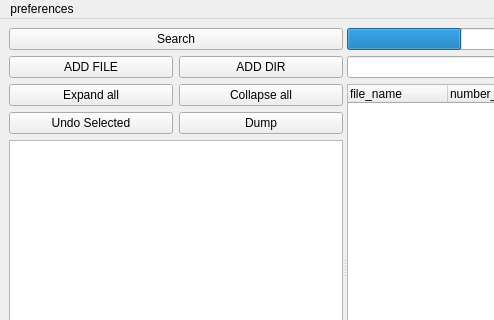
This is substring_window/MainWindow1.ui in Timoniche/FileUtilities as Qt 5 draws it before an edit; both pictures show x 0 to 494 and y 0 to 320 of the 833 by 536 pixel window. The edited form follows.
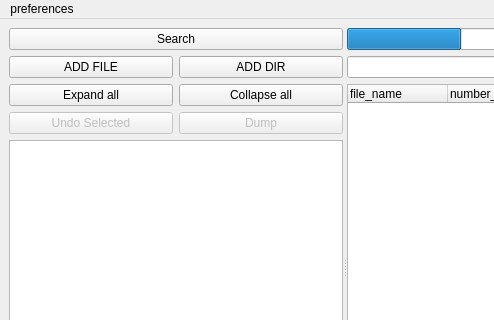
This is the edited form.

What changed in the file:
```diff
--- a/substring_window/MainWindow1.ui
+++ b/substring_window/MainWindow1.ui
@@ -61,6 +61,9 @@
           </item>
           <item row="2" column="0">
            <widget class="QPushButton" name="undoButton">
+            <property name="enabled">
+             <bool>false</bool>
+            </property>
             <property name="text">
              <string>Undo Selected</string>
             </property>
@@ -68,6 +71,9 @@
           </item>
           <item row="2" column="1">
            <widget class="QPushButton" name="dumpButton">
+            <property name="enabled">
+             <bool>false</bool>
+            </property>
             <property name="text">
              <string>Dump</string>
             </property>
```
